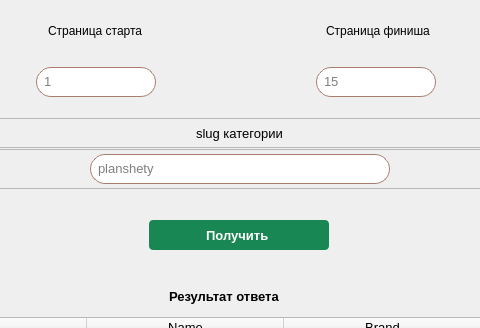
The window that pages/api/api_get_data/UI_window.ui (Gatalist/qt_application) describes before a commit, drawn with Qt 5; both pictures show x 134 to 614 and y 0 to 328 of the 747 by 678 pixel window.
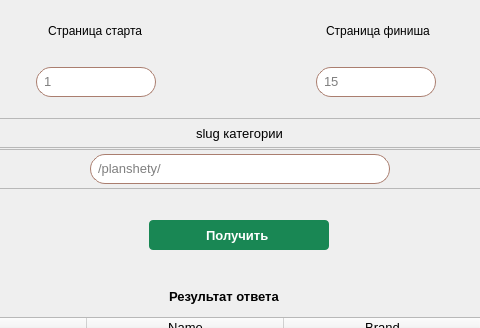
The same window after the commit. Icons and pictures are not drawn.

Diff of the .ui file:
```diff
--- a/pages/api/api_get_data/UI_window.ui
+++ b/pages/api/api_get_data/UI_window.ui
@@ -125,7 +125,7 @@
             <bool>false</bool>
            </property>
            <property name="placeholderText">
-            <string>planshety</string>
+            <string>/planshety/</string>
            </property>
            <property name="clearButtonEnabled">
             <bool>true</bool>
```
